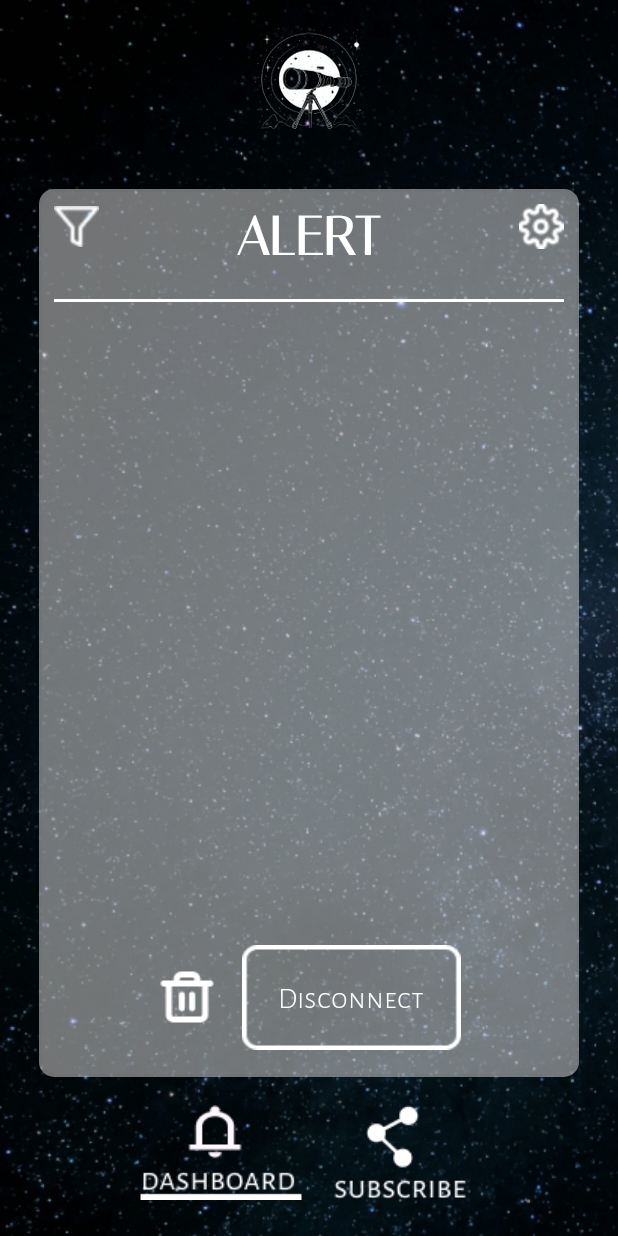
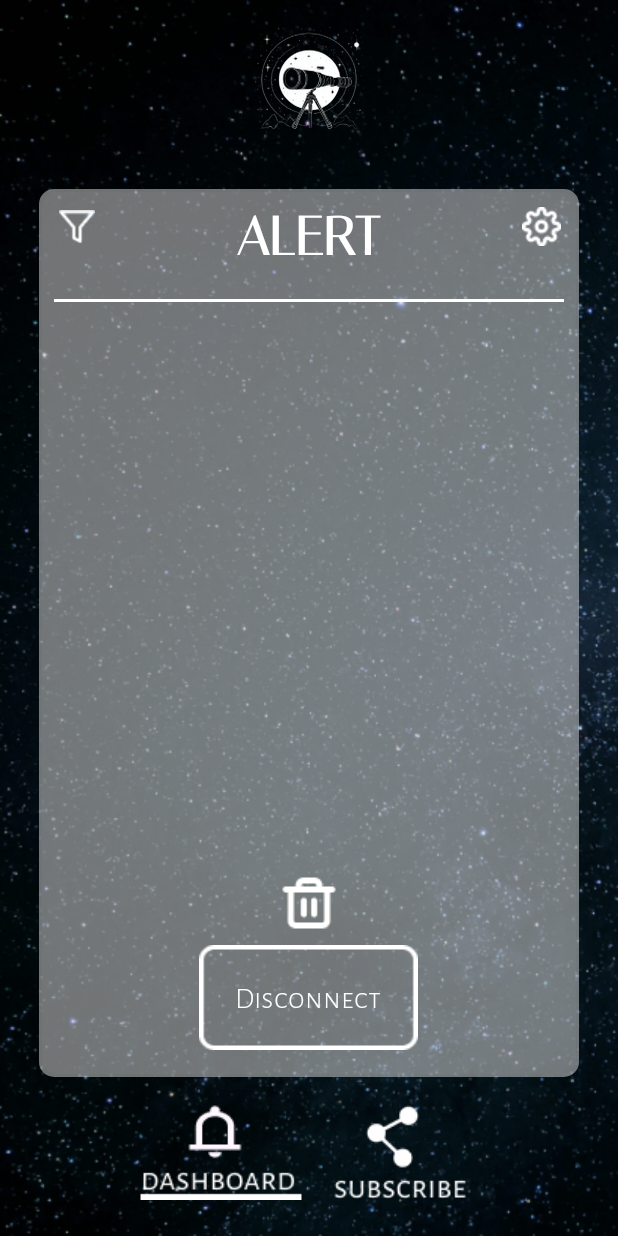
Before and after one commit to martinabruni/SkyAlertV2, an Android app: the Screen2Activity screen opened directly, with no data from a screen before it, on a phone screen of 412 x 824 dp. Run offline under Robolectric (Android 15) with nearby library versions, the phone set to English and light mode, and no system bars; libraries missing offline, so code that uses them is left out: org.eclipse.paho.

Commit message:
modificato imageview con imagebutton sistemato gli allineamenti, creato un nuovo alert orange

```diff
--- a/app/src/main/res/layout/activity_screen1.xml
+++ b/app/src/main/res/layout/activity_screen1.xml
@@ -111,6 +111,7 @@
         android:fontFamily="@font/alegreya_sans"
         android:text="@string/button_connect"
         android:textAllCaps="false"
+        android:tint="@null"
         android:textColor="@android:color/white"
         android:textSize="25sp" />
 </LinearLayout>
--- a/app/src/main/res/layout/activity_screen2.xml
+++ b/app/src/main/res/layout/activity_screen2.xml
@@ -34,11 +34,12 @@
             android:layout_height="wrap_content"
             android:orientation="horizontal">
 
-            <ImageView
+            <ImageButton
                 android:id="@+id/filterIcon"
                 android:layout_width="0dp"
                 android:layout_height="30dp"
                 android:layout_gravity="start"
+                android:background="@null"
                 android:layout_weight="1"
                 android:contentDescription="@string/filter"
                 android:src="@drawable/filter" />
@@ -56,11 +57,12 @@
                 android:textColor="@android:color/white"
                 android:textSize="36sp"
                 android:textStyle="bold" />
-            <ImageView
+            <ImageButton
                 android:id="@+id/settingsIcon"
                 android:layout_width="0dp"
                 android:layout_height="30dp"
                 android:layout_weight="1"
+                android:background="@null"
                 android:layout_gravity="end"
                 android:contentDescription="@string/settings"
                 android:src="@drawable/settings" />
@@ -94,13 +96,15 @@
             android:layout_width="match_parent"
             android:layout_height="wrap_content"
             android:gravity="center"
-            android:orientation="horizontal"
+            android:orientation="vertical"
             android:padding="8dp">
 
             <ImageButton
                 android:id="@+id/clearButton"
                 android:layout_width="wrap_content"
                 android:layout_height="wrap_content"
+                android:layout_marginTop="2dp"
+                android:layout_marginBottom="10dp"
                 android:background="#00ff0000"
                 android:src="@drawable/trash" />
 
@@ -108,11 +112,11 @@
                 android:id="@+id/disconnectButton"
                 android:layout_width="wrap_content"
                 android:layout_height="wrap_content"
-                android:layout_marginStart="16dp"
                 android:background="@drawable/buttonstart"
                 android:fontFamily="@font/alegreya_sans"
                 android:text="@string/button_disconnect"
                 android:textAllCaps="false"
+                android:tint="@null"
                 android:textColor="@android:color/white"
                 android:textSize="20sp" />
         </LinearLayout>
--- a/app/src/main/res/layout/activity_settings.xml
+++ b/app/src/main/res/layout/activity_settings.xml
@@ -151,6 +151,7 @@
             android:background="@drawable/buttonstart"
             android:fontFamily="@font/alegreya_sans"
             android:text="@string/button_save"
+            android:tint="@null"
             android:gravity="center"
             android:textAllCaps="false"
             android:textColor="@android:color/white"
@@ -165,6 +166,7 @@
             android:background="@drawable/buttonstart"
             android:fontFamily="@font/alegreya_sans"
             android:text="@string/button_exit"
+            android:tint="@null"
             android:gravity="center"
             android:textAllCaps="false"
             android:textColor="@android:color/white"
--- a/app/src/main/res/values/strings.xml
+++ b/app/src/main/res/values/strings.xml
@@ -21,7 +21,7 @@
     <string name="nina2">Nina</string>
 
     <string name="dashboardSelected">dashboard selected</string>
-    <string name="subscribe">subscribe</string>
+    <string name="subscribe">Subscribe</string>
     <string name="settings">settings</string>
 
     <string name="settings_title">Settings</string>
```
Also changed, not shown: app/src/main/res/layout/activity_notification.xml (+7 -6 lines), app/src/main/res/layout/activity_subscribe.xml (+8 -9 lines), app/src/main/res/layout/orange_alert_item.xml (added, +60 -0 lines), app/src/main/res/drawable/subscribe_button.png, app/src/main/res/drawable/subscribeselect.png (added).
